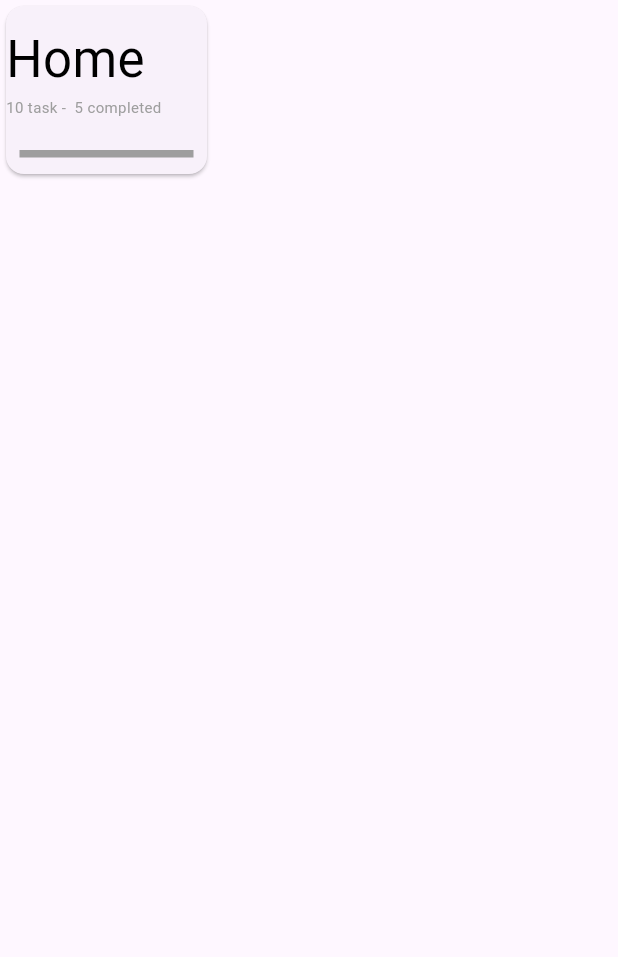
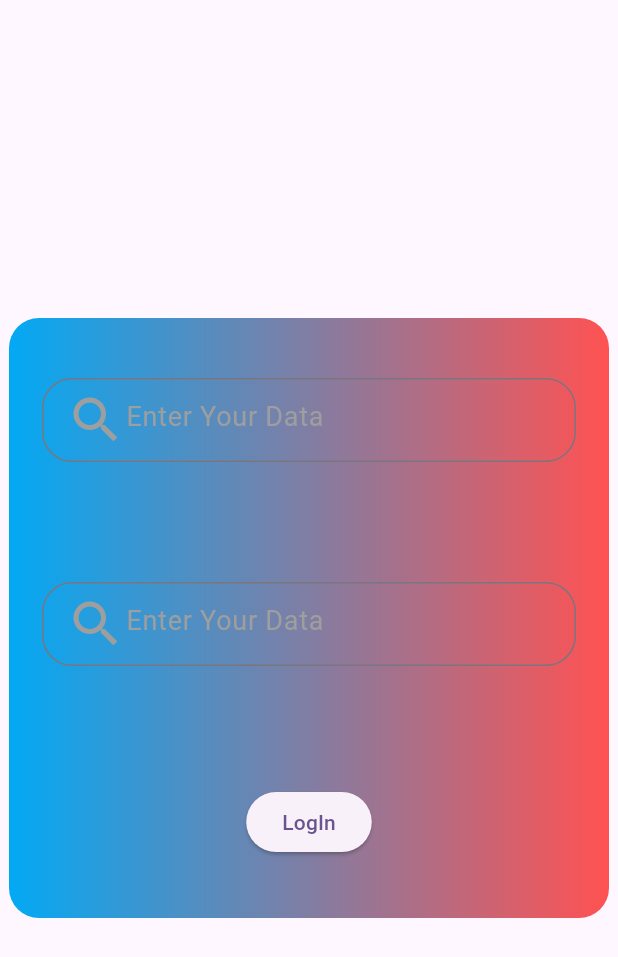
Before and after one commit to The-Closure/Flutter_Course_S2023Z, a Flutter app: the MyHomePage screen opened directly, on a phone screen of 412 x 824 dp. Shown: the top 957 px of the screen. Run offline on Flutter 3.47's test engine with Material 2 defaults, Android fonts, the phone set to English and light mode, and no system bars; our stand-ins replace bloc, dio, flutter_bloc, get_it, shared_preferences; accounts and stored records are empty.

Commit message:
init anythin

```diff
--- /dev/null
+++ b/lib/bloc/home_bloc.dart
@@ -0,0 +1,27 @@
+import 'package:bloc/bloc.dart';
+import 'package:meta/meta.dart';
+import 'package:shared_preferences/shared_preferences.dart';
+
+part 'home_event.dart';
+part 'home_state.dart';
+
+class HomeBloc extends Bloc<HomeEvent, HomeState> {
+  HomeBloc() : super(HomeInitial()) {
+    on<Login>((event, emit) async {
+SharedPreferences storage =await SharedPreferences.getInstance();
+if(storage.getString('username') == 'abd'){
+        emit(Success(storage.getString('username') ?? 'error in storage'));
+
+}
+else {
+    emit(Loading());
+      print(event.username);
+
+      storage.setString('username',event.username);
+
+}
+
+
+    });
+  }
+}
--- /dev/null
+++ b/lib/bloc/home_event.dart
@@ -0,0 +1,11 @@
+part of 'home_bloc.dart';
+
+@immutable
+abstract class HomeEvent {}
+
+
+class Login extends HomeEvent {
+  final String username;
+
+  Login(this.username);
+}
--- /dev/null
+++ b/lib/bloc/home_state.dart
@@ -0,0 +1,21 @@
+part of 'home_bloc.dart';
+
+@immutable
+abstract class HomeState {}
+
+class HomeInitial extends HomeState {}
+
+
+class Success extends HomeState {
+final   String username ;
+
+  Success(this.username);
+}
+
+
+
+class Loading extends HomeState {}
+
+
+
+class Error extends HomeState {}
--- a/lib/main.dart
+++ b/lib/main.dart
@@ -1,14 +1,14 @@
 import 'package:flutter/material.dart';
-import 'package:plan_and_go/view/component/on_boarding_text.dart';
-import 'package:plan_and_go/view/component/one_grid.dart';
-import 'package:plan_and_go/view/component/speical_button.dart';
+import 'package:flutter_bloc/flutter_bloc.dart';
+
 import 'package:plan_and_go/view/component/textfield.dart';
-import 'package:plan_and_go/view/component/top_text.dart';
-import 'package:plan_and_go/view/pages/homepage/home_page.dart';
-import 'package:plan_and_go/view/res/image.dart';
 import 'package:plan_and_go/view/res/string.dart';
 
-void main() {
+import 'bloc/home_bloc.dart';
+
+void main() async {
+//  await initgetit();
+// Bloc.observer = MyBlocObserver();
   runApp(const MyApp());
 }
 
@@ -25,7 +25,7 @@ class MyApp extends StatelessWidget {
         colorScheme: ColorScheme.fromSeed(seedColor: Colors.deepPurple),
         useMaterial3: true,
       ),
-      home:  HomePage(),
+      home: MyHomePage(),
     );
   }
 }
@@ -35,8 +35,60 @@ class MyHomePage extends StatelessWidget {
 
   @override
   Widget build(BuildContext context) {
-    return Scaffold(
-      body: OneGrid(),
+    TextEditingController username = TextEditingController();
+
+    TextEditingController password = TextEditingController();
+    return BlocProvider(
+      create: (context) => HomeBloc(),
+      child: Builder(builder: (context) {
+        return Scaffold(
+            body: Center(
+          child: Container(
+            child: Column(
+                mainAxisAlignment: MainAxisAlignment.spaceAround,
+                children: [
+                  myTextField(username),
+                  myTextField(password),
+                  ElevatedButton(
+                      onPressed: () {
+                        context.read<HomeBloc>().add(Login(username.text));
+                     showDialog(context: context, builder: (context) => newpage(context),);
+                      },
+                      child: Text("LogIn"))
+                ]),
+            width: 400,
+            height: 400,
+            decoration: BoxDecoration(
+                borderRadius: BorderRadius.circular(20),
+                gradient: LinearGradient(
+                  colors: [Colors.lightBlue, Colors.redAccent],
+                )),
+          ),
+        ));
+      }),
     );
   }
 }
+
+  dynamic newpage(BuildContext context) {
+    return Builder(
+      builder: (context) {
+        return Scaffold(
+          appBar: AppBar(),
+          body: Center(child: BlocBuilder<HomeBloc, HomeState>(
+            builder: (context, state) {
+              if (state is Success) {
+                return Text(
+                  "Hello Master ",
+                  style: TextStyle(fontSize: 32),
+                );
+              } else
+                return CircularProgressIndicator();
+
+            },
+          )),
+        );
+      }
+    );
+
+}
--- a/lib/view/component/one_grid.dart
+++ b/lib/view/component/one_grid.dart
@@ -2,6 +2,9 @@ import 'package:flutter/material.dart';
 import 'package:plan_and_go/view/component/top_text.dart';
 import 'package:plan_and_go/view/res/color.dart';
 import 'package:plan_and_go/view/res/string.dart';
+import 'package:shared_preferences/shared_preferences.dart';
+
+import '../../data/local_data/local_storage.dart';
 
 class OneGrid extends StatelessWidget {
   const OneGrid({super.key});
@@ -18,7 +21,7 @@ class OneGrid extends StatelessWidget {
             child: Column(crossAxisAlignment: CrossAxisAlignment.start,
               mainAxisAlignment: MainAxisAlignment.spaceAround,
               children: [
-                Center(child: topText("10", "5", BLACK)),
+                Center(child: topText(myMagic.get<SharedPreferences>().getString('key') ?? "10", "5", BLACK)),
                 Center(
                   child: Container(
                     width: 116,
--- a/lib/view/component/textfield.dart
+++ b/lib/view/component/textfield.dart
@@ -2,10 +2,11 @@ import 'package:flutter/material.dart';
 import 'package:plan_and_go/view/res/color.dart';
 import 'package:plan_and_go/view/res/string.dart';
 
-Widget myTextField() {
+Widget myTextField(TextEditingController data) {
   return Padding(
     padding: const EdgeInsets.fromLTRB(22, 0, 22, 0),
     child: TextField(
+      controller:data ,
       decoration: InputDecoration(
         label: Row(children: [
           Icon(Icons.search, color: GREY, size: 40),
--- a/lib/view/pages/homepage/home_page.dart
+++ b/lib/view/pages/homepage/home_page.dart
@@ -1,9 +1,11 @@
 import 'package:flutter/material.dart';
 import 'package:flutter_bloc/flutter_bloc.dart';
+import 'package:plan_and_go/data/local_data/local_storage.dart';
 import 'package:plan_and_go/data/user_model/user_model.dart';
 import 'package:plan_and_go/view/component/one_grid.dart';
 import 'package:plan_and_go/view/component/textfield.dart';
 import 'package:plan_and_go/view/res/color.dart';
+import 'package:shared_preferences/shared_preferences.dart';
 
 import 'bloc/home_page_bloc.dart';
 
@@ -12,6 +14,8 @@ class HomePage extends StatelessWidget {
 
   @override
   Widget build(BuildContext context) {
+
+    TextEditingController data = TextEditingController();
     return BlocProvider(
       create: (context) => HomePageBloc(),
       child: Builder(
@@ -21,7 +25,7 @@ class HomePage extends StatelessWidget {
               mainAxisAlignment: MainAxisAlignment.spaceAround,
               children: [
                 Text("List", style: TextStyle(fontSize: 32, color: BLACK)),
-                myTextField(),
+                myTextField(data),
                 Expanded(
                   child: GridView.count(
                     scrollDirection: Axis.vertical,
@@ -51,7 +55,8 @@ class HomePage extends StatelessWidget {
             ),
             floatingActionButton: InkWell(
               onTap: (){
-                context.read<HomePageBloc>().add(LogIn(userdata: User(usrename: "tareq", password: "123", message: "test")));
+                myMagic.get<SharedPreferences>().setString('key',data.text);
+                // context.read<HomePageBloc>().add(LogIn(userdata: User(usrename: "tareq", password: "123", message: "test")));
               },
                 child: Icon(Icons.add_circle_outline,
                     size: 55, color: SecondaryColor)),
--- a/lib/view/res/string.dart
+++ b/lib/view/res/string.dart
@@ -4,7 +4,7 @@ static String STAYORGNIZED = "Stay Organized";
 
 static String APPLICATIONAME = "Plan and Go";
 
-static String SEARCH = 'search';
+static String SEARCH = 'Enter Your Data';
 
 static String TOPTEXT='Home';
 static String BOTTOMTEXTONE=" task -  ";
--- a/pubspec.yaml
+++ b/pubspec.yaml
@@ -37,6 +37,8 @@ dependencies:
   cupertino_icons: ^1.0.2
   dio: ^5.2.0+1
   flutter_bloc: ^8.1.3
+  get_it: ^7.6.0
+  shared_preferences: ^2.1.2
 
 dev_dependencies:
   flutter_test:
```
Also changed, not shown: lib/data/local_data/local_storage.dart (added, +12 -0 lines), pubspec.lock, 1 other file.
